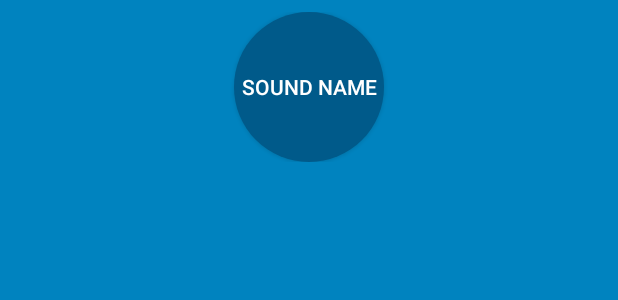
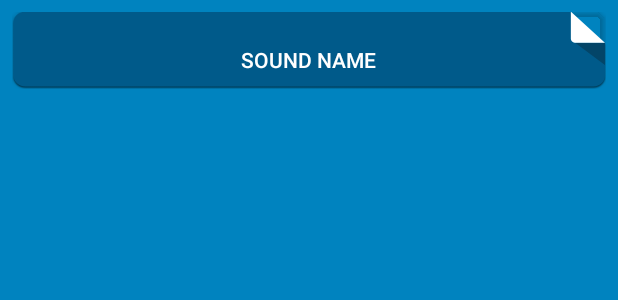
Before and after one commit to coffeeplanter/BeatBox, an Android app: the layout list_item_sound.xml on its own in the app's theme, with its tools: preview values and no code run, on a phone screen of 412 x 824 dp. Shown: the top 300 px of the screen. Run offline under Robolectric (Android 15) with nearby library versions, the phone set to English and light mode, and no system bars.

Commit message:
Chapter 23, new button background drawables added.

```diff
--- a/app/src/main/res/drawable/button_beat_box.xml
+++ b/app/src/main/res/drawable/button_beat_box.xml
@@ -1,6 +1,10 @@
 <?xml version="1.0" encoding="utf-8"?>
 <selector xmlns:android="http://schemas.android.com/apk/res/android">
-    <item android:drawable="@drawable/button_beat_box_pressed"
+    <!--<item android:drawable="@drawable/button_beat_box_pressed"-->
+          <!--android:state_pressed="true"/>-->
+    <!--<item android:drawable="@drawable/button_beat_box_normal"/>-->
+
+    <item android:drawable="@drawable/ic_button_beat_box_pressed"
           android:state_pressed="true"/>
-    <item android:drawable="@drawable/button_beat_box_normal"/>
+    <item android:drawable="@drawable/ic_button_beat_box_default"/>
 </selector>
--- a/app/src/main/res/layout/list_item_sound.xml
+++ b/app/src/main/res/layout/list_item_sound.xml
@@ -14,8 +14,8 @@
         android:layout_margin="8dp">
 
         <Button
-            android:layout_width="100dp"
-            android:layout_height="100dp"
+            android:layout_width="match_parent"
+            android:layout_height="match_parent"
             android:layout_gravity="center"
             android:onClick="@{() -> viewModel.onButtonClicked()}"
             android:text="@{viewModel.title}"
```
Also changed, not shown: app/src/main/res/drawable-xxhdpi/ic_button_beat_box_default.9.png (added), app/src/main/res/drawable-xxhdpi/ic_button_beat_box_pressed.9.png (added).
